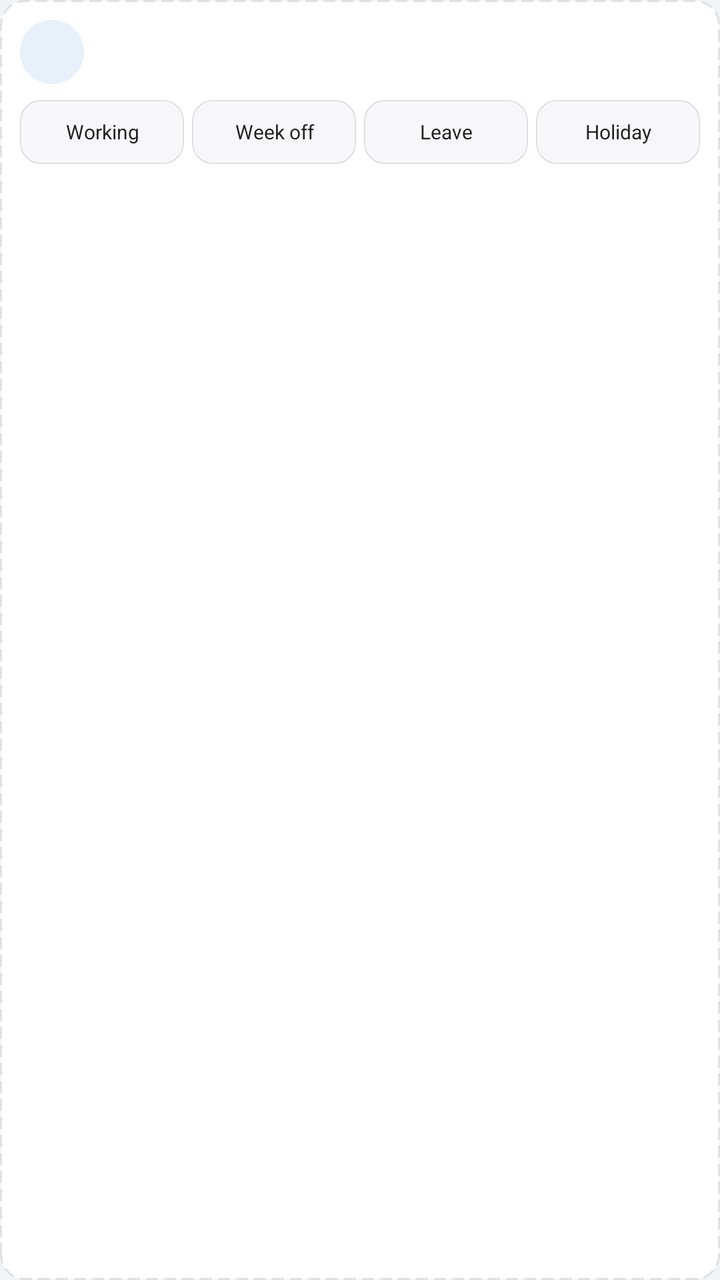
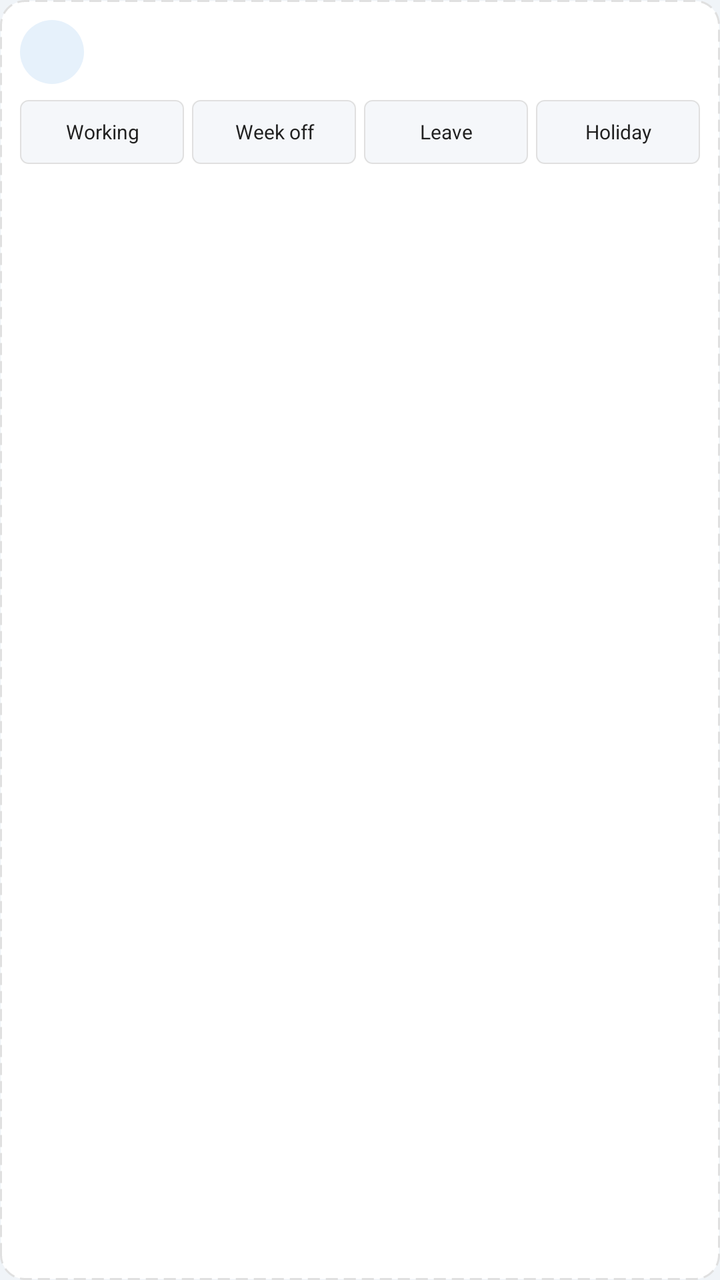

Compare the two renders of this Android layout. The source of the first and the diff that turns it into the second are given below.
<!-- AndroidManifest.xml: application theme Theme.EmpManager -->
<!-- res/layout/item_attendance_employee.xml -->
<?xml version="1.0" encoding="utf-8"?>
<LinearLayout
    xmlns:android="http://schemas.android.com/apk/res/android"
    android:layout_width="match_parent"
    android:layout_height="wrap_content"
    android:orientation="vertical"
    android:background="@drawable/bg_card_unselected"
    android:padding="10dp"
    android:layout_marginBottom="8dp">

    
    <LinearLayout
        android:layout_width="match_parent"
        android:layout_height="wrap_content"
        android:orientation="horizontal"
        android:gravity="center_vertical"
        android:layout_marginBottom="8dp">

        <TextView
            android:id="@+id/tvInitials"
            android:layout_width="32dp"
            android:layout_height="32dp"
            android:gravity="center"
            android:textSize="11sp"
            android:textStyle="bold"
            android:textColor="#0C447C"
            android:background="@drawable/bg_circle_blue"
            android:layout_marginEnd="10dp"/>

        <LinearLayout
            android:layout_width="0dp"
            android:layout_height="wrap_content"
            android:layout_weight="1"
            android:orientation="vertical">

            <TextView
                android:id="@+id/tvEmpName"
                android:layout_width="wrap_content"
                android:layout_height="wrap_content"
                android:textSize="12sp"
                android:textStyle="bold"
                android:textColor="#212121"/>

            <TextView
                android:id="@+id/tvEmpCode"
                android:layout_width="wrap_content"
                android:layout_height="wrap_content"
                android:textSize="10sp"
                android:textColor="#757575"
                android:layout_marginTop="1dp"/>
        </LinearLayout>

        
        <TextView
            android:id="@+id/tvStatusBadge"
            android:layout_width="wrap_content"
            android:layout_height="wrap_content"
            android:textSize="9sp"
            android:paddingStart="7dp"
            android:paddingEnd="7dp"
            android:paddingTop="2dp"
            android:paddingBottom="2dp"
            android:visibility="gone"/>
    </LinearLayout>

    
    <LinearLayout
        android:layout_width="match_parent"
        android:layout_height="wrap_content"
        android:orientation="horizontal"
        android:layout_marginBottom="5dp">

        <TextView
            android:id="@+id/btnWorking"
            android:layout_width="0dp"
            android:layout_height="32dp"
            android:layout_weight="1"
            android:gravity="center"
            android:text="Working"
            android:textSize="10sp"
            android:textColor="#212121"
            android:layout_marginEnd="4dp"
            android:background="@drawable/bg_field_trigger"/>

        <TextView
            android:id="@+id/btnWeekoff"
            android:layout_width="0dp"
            android:layout_height="32dp"
            android:layout_weight="1"
            android:gravity="center"
            android:text="Week off"
            android:textSize="10sp"
            android:textColor="#212121"
            android:layout_marginEnd="4dp"
            android:background="@drawable/bg_field_trigger"/>

        <TextView
            android:id="@+id/btnLeave"
            android:layout_width="0dp"
            android:layout_height="32dp"
            android:layout_weight="1"
            android:gravity="center"
            android:text="Leave"
            android:textSize="10sp"
            android:textColor="#212121"
            android:layout_marginEnd="4dp"
            android:background="@drawable/bg_field_trigger"/>

        <TextView
            android:id="@+id/btnHoliday"
            android:layout_width="0dp"
            android:layout_height="32dp"
            android:layout_weight="1"
            android:gravity="center"
            android:text="Holiday"
            android:textSize="10sp"
            android:textColor="#212121"
            android:background="@drawable/bg_field_trigger"/>
    </LinearLayout>

    
    <LinearLayout
        android:id="@+id/layoutSubOptions"
        android:layout_width="match_parent"
        android:layout_height="wrap_content"
        android:orientation="horizontal"
        android:visibility="gone">

        <TextView
            android:id="@+id/btnFullDay"
            android:layout_width="0dp"
            android:layout_height="30dp"
            android:layout_weight="1"
            android:gravity="center"
            android:text="Full day"
            android:textSize="10sp"
            android:textColor="#212121"
            android:layout_marginEnd="6dp"
            android:background="@drawable/bg_field_trigger"/>

        <TextView
            android:id="@+id/btnHalfDay"
            android:layout_width="0dp"
            android:layout_height="30dp"
            android:layout_weight="1"
            android:gravity="center"
            android:text="Half day"
            android:textSize="10sp"
            android:textColor="#212121"
            android:background="@drawable/bg_field_trigger"/>

        <View
            android:layout_width="0dp"
            android:layout_height="1dp"
            android:layout_weight="2"/>

    </LinearLayout>
</LinearLayout>
<!-- resources referenced by this layout -->
<resources>
  <!-- drawable bg_card_unselected (drawable) -->
  <?xml version="1.0" encoding="utf-8"?>
  <shape xmlns:android="http://schemas.android.com/apk/res/android"
      android:shape="rectangle">
      <solid android:color="#FFFFFF"/>
      <corners android:radius="12dp"/>
      <stroke android:width="1dp" android:color="#E0E0E0" android:dashWidth="6dp" android:dashGap="3dp"/>
  </shape>
  <!-- drawable bg_circle_blue (drawable) -->
  <?xml version="1.0" encoding="utf-8"?>
  <shape xmlns:android="http://schemas.android.com/apk/res/android"
      android:shape="oval">
      <solid android:color="#E6F1FB"/>
  </shape>
  <!-- drawable bg_field_trigger (drawable) -->
  <?xml version="1.0" encoding="utf-8"?>
  <shape xmlns:android="http://schemas.android.com/apk/res/android"
      android:shape="rectangle">
      <solid android:color="#F5F7FA"/>
      <corners android:radius="10dp"/>
      <stroke android:width="0.5dp" android:color="#E0E0E0"/>
  </shape>
  <style name="Theme.EmpManager" parent="Theme.MaterialComponents.Light.NoActionBar">
          <item name="colorPrimary">@color/primary</item>
          <item name="colorPrimaryVariant">@color/primary_dark</item>
          <item name="colorOnPrimary">@color/white</item>
          <item name="colorSecondary">@color/accent</item>
          <item name="android:windowBackground">@color/background</item>
      </style>
  <color name="primary">#1565C0</color>
  <color name="primary_dark">#0D47A1</color>
  <color name="white">#FFFFFFFF</color>
  <color name="accent">#FF6F00</color>
  <color name="background">#F0F4F8</color>
</resources>

<!-- the commit's change to res/layout/item_attendance_employee.xml (unified diff, before → after) -->
@@ -58,8 +58,8 @@
             android:textSize="9sp"
             android:paddingStart="7dp"
             android:paddingEnd="7dp"
-            android:paddingTop="2dp"
-            android:paddingBottom="2dp"
+            android:paddingTop="3dp"
+            android:paddingBottom="3dp"
             android:visibility="gone"/>
     </LinearLayout>
 
@@ -68,7 +68,7 @@
         android:layout_width="match_parent"
         android:layout_height="wrap_content"
         android:orientation="horizontal"
-        android:layout_marginBottom="5dp">
+        android:layout_marginBottom="6dp">
 
         <TextView
             android:id="@+id/btnWorking"
@@ -149,6 +149,7 @@
             android:textColor="#212121"
             android:background="@drawable/bg_field_trigger"/>
 
+        
         <View
             android:layout_width="0dp"
             android:layout_height="1dp"
<!-- resource entries referenced after the edit -->
@@ -19,7 +19,7 @@
   <shape xmlns:android="http://schemas.android.com/apk/res/android"
       android:shape="rectangle">
       <solid android:color="#F5F7FA"/>
-      <corners android:radius="10dp"/>
+      <corners android:radius="4dp"/>
       <stroke android:width="0.5dp" android:color="#E0E0E0"/>
   </shape>
   <style name="Theme.EmpManager" parent="Theme.MaterialComponents.Light.NoActionBar">
